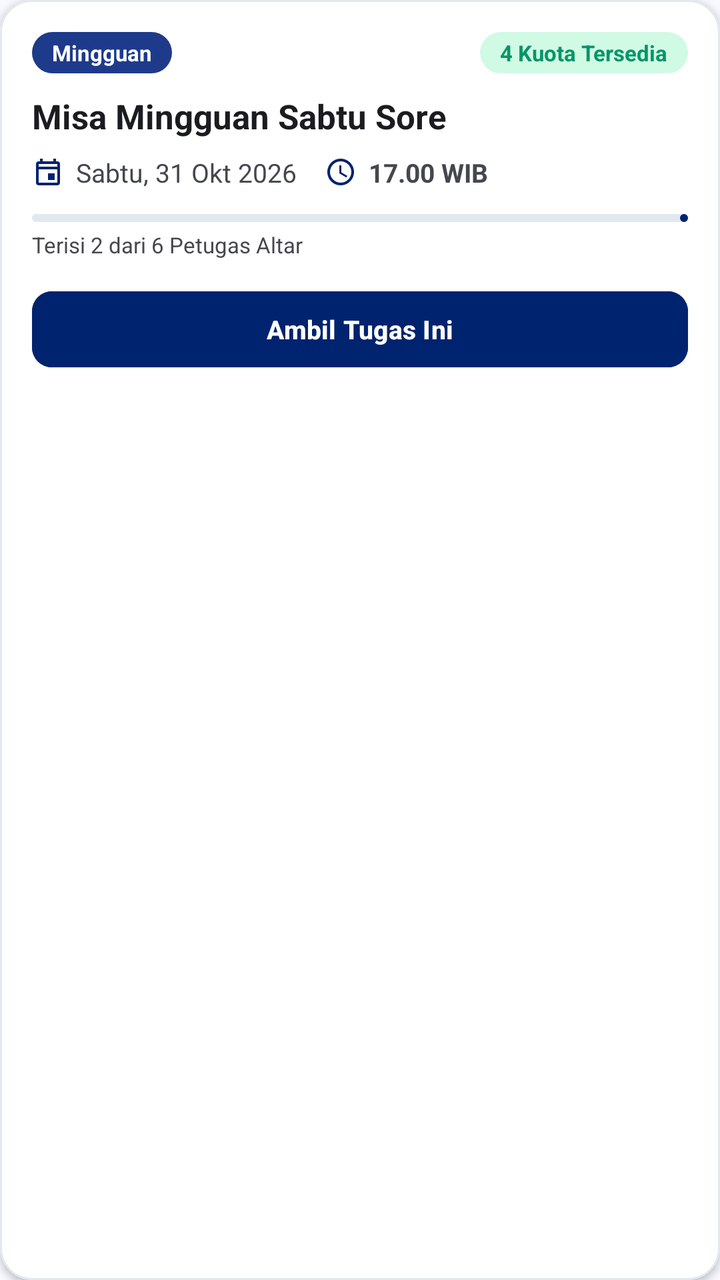
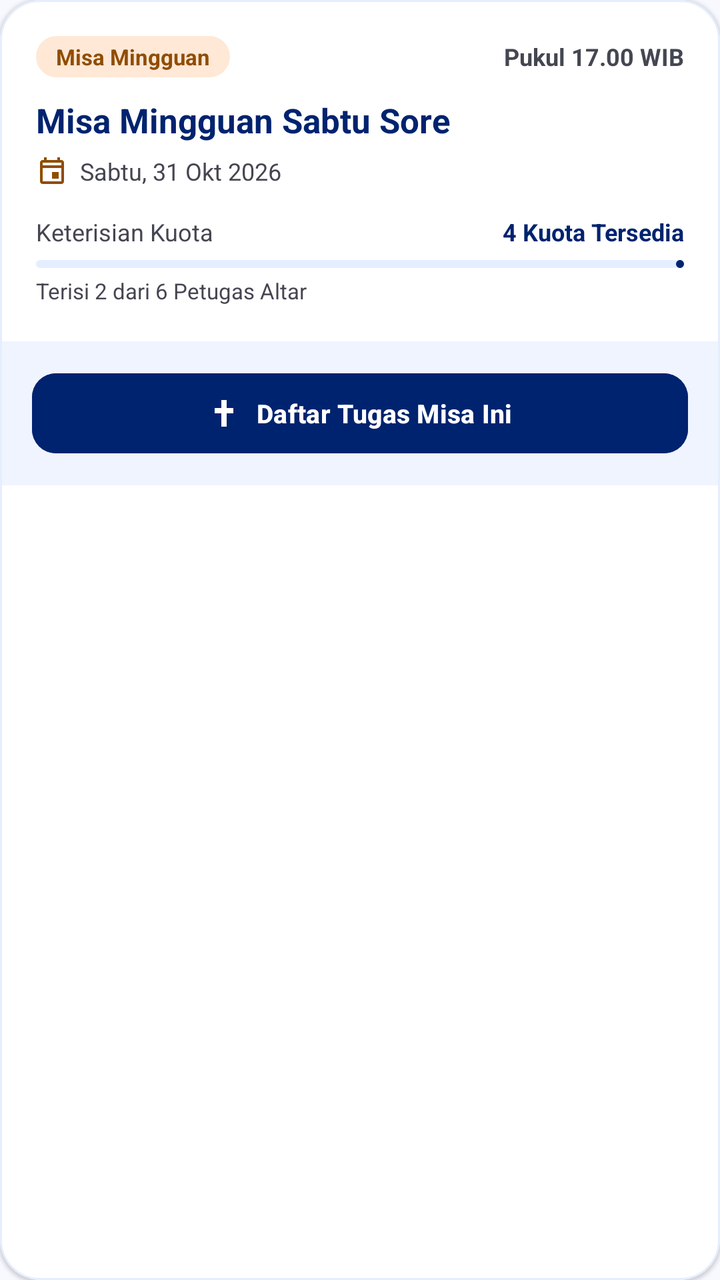

Two renders of the same Android screen: before a commit and after it. Below are the layout's source before the change and the commit's diff.
<!-- AndroidManifest.xml: application theme Theme.SiDinarRegina -->
<!-- res/layout/item_schedule.xml -->
<?xml version="1.0" encoding="utf-8"?>
<com.google.android.material.card.MaterialCardView xmlns:android="http://schemas.android.com/apk/res/android"
    xmlns:app="http://schemas.android.com/apk/res-auto"
    android:layout_width="match_parent"
    android:layout_height="wrap_content"
    android:layout_marginHorizontal="16dp"
    android:layout_marginVertical="6dp"
    app:cardCornerRadius="16dp"
    app:cardElevation="2dp"
    app:strokeColor="#E2E8F0"
    app:strokeWidth="1dp"
    app:cardBackgroundColor="@color/surface">

    <LinearLayout
        android:layout_width="match_parent"
        android:layout_height="wrap_content"
        android:orientation="vertical"
        android:padding="16dp">

        <LinearLayout
            android:layout_width="match_parent"
            android:layout_height="wrap_content"
            android:gravity="center_vertical"
            android:orientation="horizontal">

            <TextView
                android:id="@+id/tvKategoriBadge"
                android:layout_width="wrap_content"
                android:layout_height="wrap_content"
                android:background="@drawable/bg_pill_primary"
                android:paddingHorizontal="10dp"
                android:paddingVertical="3dp"
                android:text="Mingguan"
                android:textColor="@color/on_primary"
                android:textSize="11sp"
                android:textStyle="bold" />

            <View
                android:layout_width="0dp"
                android:layout_height="0dp"
                android:layout_weight="1" />

            <TextView
                android:id="@+id/tvQuotaBadge"
                android:layout_width="wrap_content"
                android:layout_height="wrap_content"
                android:background="@drawable/bg_pill_success"
                android:paddingHorizontal="10dp"
                android:paddingVertical="3dp"
                android:text="4 Kuota Tersedia"
                android:textColor="@color/success"
                android:textSize="11sp"
                android:textStyle="bold" />
        </LinearLayout>

        
        <TextView
            android:id="@+id/tvJudulMisa"
            android:layout_width="match_parent"
            android:layout_height="wrap_content"
            android:layout_marginTop="10dp"
            android:text="Misa Mingguan Sabtu Sore"
            android:textColor="@color/text_primary"
            android:textSize="17sp"
            android:textStyle="bold" />

        
        <LinearLayout
            android:layout_width="match_parent"
            android:layout_height="wrap_content"
            android:layout_marginTop="8dp"
            android:gravity="center_vertical"
            android:orientation="horizontal">

            <ImageView
                android:layout_width="16dp"
                android:layout_height="16dp"
                android:src="@drawable/ic_calendar"
                app:tint="@color/primary" />

            <TextView
                android:id="@+id/tvTanggalMisa"
                android:layout_width="wrap_content"
                android:layout_height="wrap_content"
                android:layout_marginStart="6dp"
                android:text="Sabtu, 31 Okt 2026"
                android:textColor="@color/text_secondary"
                android:textSize="13sp" />

            <ImageView
                android:layout_width="16dp"
                android:layout_height="16dp"
                android:layout_marginStart="14dp"
                android:src="@drawable/ic_time"
                app:tint="@color/primary" />

            <TextView
                android:id="@+id/tvJamMisa"
                android:layout_width="wrap_content"
                android:layout_height="wrap_content"
                android:layout_marginStart="6dp"
                android:text="17.00 WIB"
                android:textColor="@color/text_secondary"
                android:textSize="13sp"
                android:textStyle="bold" />
        </LinearLayout>

        
        <LinearLayout
            android:layout_width="match_parent"
            android:layout_height="wrap_content"
            android:layout_marginTop="12dp"
            android:orientation="vertical">

            <com.google.android.material.progressindicator.LinearProgressIndicator
                android:id="@+id/progressQuota"
                android:layout_width="match_parent"
                android:layout_height="6dp"
                android:max="100"
                android:progress="33"
                app:trackColor="#E2E8F0"
                app:indicatorColor="@color/primary"
                app:trackCornerRadius="3dp" />

            <TextView
                android:id="@+id/tvQuotaDetail"
                android:layout_width="wrap_content"
                android:layout_height="wrap_content"
                android:layout_marginTop="4dp"
                android:text="Terisi 2 dari 6 Petugas Altar"
                android:textColor="@color/text_secondary"
                android:textSize="11sp" />
        </LinearLayout>

        
        <com.google.android.material.button.MaterialButton
            android:id="@+id/btnBook"
            android:layout_width="match_parent"
            android:layout_height="46dp"
            android:layout_marginTop="12dp"
            android:text="Ambil Tugas Ini"
            android:textSize="13sp"
            android:textStyle="bold"
            app:cornerRadius="10dp"
            android:backgroundTint="@color/primary"
            android:textColor="@color/on_primary" />

    </LinearLayout>
</com.google.android.material.card.MaterialCardView>
<!-- resources referenced by this layout -->
<resources>
  <color name="on_primary">#FFFFFF</color>
  <color name="primary">#00236F</color>
  <color name="success">#059669</color>
  <color name="surface">#FFFFFF</color>
  <color name="text_primary">#1A1C20</color>
  <color name="text_secondary">#44474E</color>
  <!-- drawable bg_pill_primary (drawable) -->
  <shape xmlns:android="http://schemas.android.com/apk/res/android"
      android:shape="rectangle">
      <corners android:radius="999dp" />
      <solid android:color="@color/primary_container" />
  </shape>
  <!-- drawable bg_pill_success (drawable) -->
  <shape xmlns:android="http://schemas.android.com/apk/res/android"
      android:shape="rectangle">
      <corners android:radius="999dp" />
      <solid android:color="@color/success_container" />
  </shape>
  <!-- drawable ic_calendar (drawable) -->
  <vector xmlns:android="http://schemas.android.com/apk/res/android"
      android:width="24dp"
      android:height="24dp"
      android:viewportWidth="24"
      android:viewportHeight="24">
    <path
        android:fillColor="#1E3A8A"
        android:pathData="M19,4h-1V2h-2v2H8V2H6v2H5C3.89,4 3.01,4.9 3.01,6L3,20c0,1.1 0.89,2 2,2h14c1.1,0 2,-0.9 2,-2V6c0,-1.1 -0.9,-2 -2,-2zm0,16H5V10h14v10zm0,-12H5V6h14v2zm-7,5h5v5h-5z"/>
  </vector>
  <!-- drawable ic_time (drawable) -->
  <vector xmlns:android="http://schemas.android.com/apk/res/android"
      android:width="24dp"
      android:height="24dp"
      android:viewportWidth="24"
      android:viewportHeight="24">
    <path
        android:fillColor="#1E3A8A"
        android:pathData="M11.99,2C6.47,2 2,6.48 2,12s4.47,10 9.99,10C17.52,22 22,17.52 22,12S17.52,2 11.99,2zM12,20c-4.42,0 -8,-3.58 -8,-8s3.58,-8 8,-8 8,3.58 8,8 -3.58,8 -8,8zm0.5,-13H11v6l5.25,3.15 0.75,-1.23 -4.5,-2.67z"/>
  </vector>
  <style name="Theme.SiDinarRegina" parent="Theme.Material3.DayNight.NoActionBar">
          <item name="colorPrimary">@color/primary</item>
          <item name="colorSecondary">@color/secondary</item>
          <item name="android:statusBarColor">@color/primary</item>
          <item name="android:navigationBarColor">@color/background</item>
          <item name="android:windowBackground">@color/background</item>
      </style>
  <color name="primary_container">#1E3A8A</color>
  <color name="success_container">#D1FAE5</color>
  <color name="secondary">#904D00</color>
  <color name="background">#F8F9FF</color>
</resources>

<!-- the commit's change to res/layout/item_schedule.xml (unified diff, before → after) -->
@@ -4,146 +4,173 @@
     android:layout_width="match_parent"
     android:layout_height="wrap_content"
     android:layout_marginHorizontal="16dp"
-    android:layout_marginVertical="6dp"
-    app:cardCornerRadius="16dp"
-    app:cardElevation="2dp"
-    app:strokeColor="#E2E8F0"
+    android:layout_marginVertical="7dp"
+    app:cardCornerRadius="20dp"
+    app:cardElevation="1dp"
+    app:strokeColor="@color/surface_container"
     app:strokeWidth="1dp"
-    app:cardBackgroundColor="@color/surface">
+    app:cardBackgroundColor="@color/surface_container_lowest">
 
     <LinearLayout
         android:layout_width="match_parent"
         android:layout_height="wrap_content"
-        android:orientation="vertical"
-        android:padding="16dp">
-
-        <LinearLayout
-            android:layout_width="match_parent"
-            android:layout_height="wrap_content"
-            android:gravity="center_vertical"
-            android:orientation="horizontal">
-
-            <TextView
-                android:id="@+id/tvKategoriBadge"
-                android:layout_width="wrap_content"
-                android:layout_height="wrap_content"
-                android:background="@drawable/bg_pill_primary"
-                android:paddingHorizontal="10dp"
-                android:paddingVertical="3dp"
-                android:text="Mingguan"
-                android:textColor="@color/on_primary"
-                android:textSize="11sp"
-                android:textStyle="bold" />
-
-            <View
-                android:layout_width="0dp"
-                android:layout_height="0dp"
-                android:layout_weight="1" />
-
-            <TextView
-                android:id="@+id/tvQuotaBadge"
-                android:layout_width="wrap_content"
-                android:layout_height="wrap_content"
-                android:background="@drawable/bg_pill_success"
-                android:paddingHorizontal="10dp"
-                android:paddingVertical="3dp"
-                android:text="4 Kuota Tersedia"
-                android:textColor="@color/success"
-                android:textSize="11sp"
-                android:textStyle="bold" />
-        </LinearLayout>
-
-        
-        <TextView
-            android:id="@+id/tvJudulMisa"
-            android:layout_width="match_parent"
-            android:layout_height="wrap_content"
-            android:layout_marginTop="10dp"
-            android:text="Misa Mingguan Sabtu Sore"
-            android:textColor="@color/text_primary"
-            android:textSize="17sp"
-            android:textStyle="bold" />
+        android:orientation="vertical">
 
         
         <LinearLayout
             android:layout_width="match_parent"
             android:layout_height="wrap_content"
-            android:layout_marginTop="8dp"
-            android:gravity="center_vertical"
-            android:orientation="horizontal">
+            android:orientation="vertical"
+            android:padding="18dp">
 
-            <ImageView
-                android:layout_width="16dp"
-                android:layout_height="16dp"
-                android:src="@drawable/ic_calendar"
-                app:tint="@color/primary" />
+            
+            <LinearLayout
+                android:layout_width="match_parent"
+                android:layout_height="wrap_content"
+                android:gravity="center_vertical"
+                android:orientation="horizontal">
 
+                <TextView
+                    android:id="@+id/tvKategoriBadge"
+                    android:layout_width="wrap_content"
+                    android:layout_height="wrap_content"
+                    android:background="@drawable/bg_badge_gold"
+                    android:paddingHorizontal="10dp"
+                    android:paddingVertical="3dp"
+                    android:text="Misa Mingguan"
+                    android:textColor="@color/secondary"
+                    android:textSize="11sp"
+                    android:textStyle="bold" />
+
+                <View
+                    android:layout_width="0dp"
+                    android:layout_height="0dp"
+                    android:layout_weight="1" />
+
+                <TextView
+                    android:id="@+id/tvJamMisa"
+                    android:layout_width="wrap_content"
+                    android:layout_height="wrap_content"
+                    android:text="Pukul 17.00 WIB"
+                    android:textColor="@color/on_surface_variant"
+                    android:textSize="12sp"
+                    android:textStyle="bold" />
+            </LinearLayout>
+
+            
             <TextView
-                android:id="@+id/tvTanggalMisa"
-                android:layout_width="wrap_content"
+                android:id="@+id/tvJudulMisa"
+                android:layout_width="match_parent"
                 android:layout_height="wrap_content"
-                android:layout_marginStart="6dp"
-                android:text="Sabtu, 31 Okt 2026"
-                android:textColor="@color/text_secondary"
-                android:textSize="13sp" />
+                android:layout_marginTop="10dp"
+                android:text="Misa Mingguan Sabtu Sore"
+                android:textColor="@color/primary"
+                android:textSize="17sp"
+                android:textStyle="bold" />
 
-            <ImageView
-                android:layout_width="16dp"
-                android:layout_height="16dp"
-                android:layout_marginStart="14dp"
-                android:src="@drawable/ic_time"
-                app:tint="@color/primary" />
+            
+            <LinearLayout
+                android:layout_width="match_parent"
+                android:layout_height="wrap_content"
+                android:layout_marginTop="6dp"
+                android:gravity="center_vertical"
+                android:orientation="horizontal">
 
-            <TextView
-                android:id="@+id/tvJamMisa"
-                android:layout_width="wrap_content"
+                <ImageView
+                    android:layout_width="16dp"
+                    android:layout_height="16dp"
+                    android:src="@drawable/ic_calendar"
+                    app:tint="@color/secondary" />
+
+                <TextView
+                    android:id="@+id/tvTanggalMisa"
+                    android:layout_width="wrap_content"
+                    android:layout_height="wrap_content"
+                    android:layout_marginStart="6dp"
+                    android:text="Sabtu, 31 Okt 2026"
+                    android:textColor="@color/on_surface_variant"
+                    android:textSize="12sp" />
+            </LinearLayout>
+
+            
+            <LinearLayout
+                android:layout_width="match_parent"
                 android:layout_height="wrap_content"
-                android:layout_marginStart="6dp"
-                android:text="17.00 WIB"
-                android:textColor="@color/text_secondary"
-                android:textSize="13sp"
-                android:textStyle="bold" />
+                android:layout_marginTop="14dp"
+                android:orientation="vertical">
+
+                <LinearLayout
+                    android:layout_width="match_parent"
+                    android:layout_height="wrap_content"
+                    android:gravity="center_vertical"
+                    android:orientation="horizontal">
+
+                    <TextView
+                        android:layout_width="wrap_content"
+                        android:layout_height="wrap_content"
+                        android:text="Keterisian Kuota"
+                        android:textColor="@color/on_surface_variant"
+                        android:textSize="12sp" />
+
+                    <View
+                        android:layout_width="0dp"
+                        android:layout_height="0dp"
+                        android:layout_weight="1" />
+
+                    <TextView
+                        android:id="@+id/tvQuotaBadge"
+                        android:layout_width="wrap_content"
+                        android:layout_height="wrap_content"
+                        android:text="4 Kuota Tersedia"
+                        android:textColor="@color/primary"
+                        android:textSize="12sp"
+                        android:textStyle="bold" />
+                </LinearLayout>
+
+                <com.google.android.material.progressindicator.LinearProgressIndicator
+                    android:id="@+id/progressQuota"
+                    android:layout_width="match_parent"
+                    android:layout_height="8dp"
+                    android:layout_marginTop="6dp"
+                    android:max="100"
+                    android:progress="33"
+                    app:trackColor="@color/surface_container"
+                    app:indicatorColor="@color/primary"
+                    app:trackCornerRadius="4dp" />
+
+                <TextView
+                    android:id="@+id/tvQuotaDetail"
+                    android:layout_width="wrap_content"
+                    android:layout_height="wrap_content"
+                    android:layout_marginTop="4dp"
+                    android:text="Terisi 2 dari 6 Petugas Altar"
+                    android:textColor="@color/on_surface_variant"
+                    android:textSize="11sp" />
+            </LinearLayout>
         </LinearLayout>
 
         
         <LinearLayout
             android:layout_width="match_parent"
             android:layout_height="wrap_content"
-            android:layout_marginTop="12dp"
-            android:orientation="vertical">
+            android:background="@color/surface_container_low"
+            android:paddingHorizontal="16dp"
+            android:paddingVertical="12dp">
 
-            <com.google.android.material.progressindicator.LinearProgressIndicator
-                android:id="@+id/progressQuota"
+            <com.google.android.material.button.MaterialButton
+                android:id="@+id/btnBook"
                 android:layout_width="match_parent"
-                android:layout_height="6dp"
-                android:max="100"
-                android:progress="33"
-                app:trackColor="#E2E8F0"
-                app:indicatorColor="@color/primary"
-                app:trackCornerRadius="3dp" />
-
-            <TextView
-                android:id="@+id/tvQuotaDetail"
-                android:layout_width="wrap_content"
-                android:layout_height="wrap_content"
-                android:layout_marginTop="4dp"
-                android:text="Terisi 2 dari 6 Petugas Altar"
-                android:textColor="@color/text_secondary"
-                android:textSize="11sp" />
+                android:layout_height="48dp"
+                android:text="Daftar Tugas Misa Ini"
+                android:textSize="13sp"
+                android:textStyle="bold"
+                app:icon="@drawable/ic_cross"
+                app:iconGravity="textStart"
+                app:iconSize="16dp"
+                app:cornerRadius="12dp"
+                android:backgroundTint="@color/primary"
+                android:textColor="@color/on_primary" />
         </LinearLayout>
-
-        
-        <com.google.android.material.button.MaterialButton
-            android:id="@+id/btnBook"
-            android:layout_width="match_parent"
-            android:layout_height="46dp"
-            android:layout_marginTop="12dp"
-            android:text="Ambil Tugas Ini"
-            android:textSize="13sp"
-            android:textStyle="bold"
-            app:cornerRadius="10dp"
-            android:backgroundTint="@color/primary"
-            android:textColor="@color/on_primary" />
 
     </LinearLayout>
 </com.google.android.material.card.MaterialCardView>
<!-- resource entries referenced after the edit -->
@@ -1,23 +1,8 @@
 <!-- resources referenced by this layout -->
 <resources>
   <color name="on_primary">#FFFFFF</color>
+  <color name="on_surface_variant">#444651</color>
   <color name="primary">#00236F</color>
-  <color name="success">#059669</color>
-  <color name="surface">#FFFFFF</color>
-  <color name="text_primary">#1A1C20</color>
-  <color name="text_secondary">#44474E</color>
-  <!-- drawable bg_pill_primary (drawable) -->
-  <shape xmlns:android="http://schemas.android.com/apk/res/android"
-      android:shape="rectangle">
-      <corners android:radius="999dp" />
-      <solid android:color="@color/primary_container" />
-  </shape>
-  <!-- drawable bg_pill_success (drawable) -->
-  <shape xmlns:android="http://schemas.android.com/apk/res/android"
-      android:shape="rectangle">
-      <corners android:radius="999dp" />
-      <solid android:color="@color/success_container" />
-  </shape>
   <!-- drawable ic_calendar (drawable) -->
   <vector xmlns:android="http://schemas.android.com/apk/res/android"
       android:width="24dp"
@@ -28,15 +13,15 @@
         android:fillColor="#1E3A8A"
         android:pathData="M19,4h-1V2h-2v2H8V2H6v2H5C3.89,4 3.01,4.9 3.01,6L3,20c0,1.1 0.89,2 2,2h14c1.1,0 2,-0.9 2,-2V6c0,-1.1 -0.9,-2 -2,-2zm0,16H5V10h14v10zm0,-12H5V6h14v2zm-7,5h5v5h-5z"/>
   </vector>
-  <!-- drawable ic_time (drawable) -->
+  <!-- drawable ic_cross (drawable) -->
   <vector xmlns:android="http://schemas.android.com/apk/res/android"
       android:width="24dp"
       android:height="24dp"
       android:viewportWidth="24"
       android:viewportHeight="24">
     <path
-        android:fillColor="#1E3A8A"
-        android:pathData="M11.99,2C6.47,2 2,6.48 2,12s4.47,10 9.99,10C17.52,22 22,17.52 22,12S17.52,2 11.99,2zM12,20c-4.42,0 -8,-3.58 -8,-8s3.58,-8 8,-8 8,3.58 8,8 -3.58,8 -8,8zm0.5,-13H11v6l5.25,3.15 0.75,-1.23 -4.5,-2.67z"/>
+        android:fillColor="@color/primary"
+        android:pathData="M10,2h4v6h5v4h-5v10h-4V12H5V8h5V2z"/>
   </vector>
   <style name="Theme.SiDinarRegina" parent="Theme.Material3.DayNight.NoActionBar">
           <item name="colorPrimary">@color/primary</item>
@@ -45,9 +30,17 @@
           <item name="android:navigationBarColor">@color/background</item>
           <item name="android:windowBackground">@color/background</item>
       </style>
-  <color name="primary_container">#1E3A8A</color>
-  <color name="success_container">#D1FAE5</color>
   <color name="secondary">#904D00</color>
+  <color name="surface_container">#E5EEFF</color>
+  <color name="surface_container_low">#EFF4FF</color>
+  <color name="surface_container_lowest">#FFFFFF</color>
+  <!-- drawable bg_badge_gold (drawable) -->
+  <?xml version="1.0" encoding="utf-8"?>
+  <shape xmlns:android="http://schemas.android.com/apk/res/android"
+      android:shape="rectangle">
+      <solid android:color="#FFE8D6" />
+      <corners android:radius="999dp" />
+  </shape>
   <color name="background">#F8F9FF</color>
 </resources>
 
